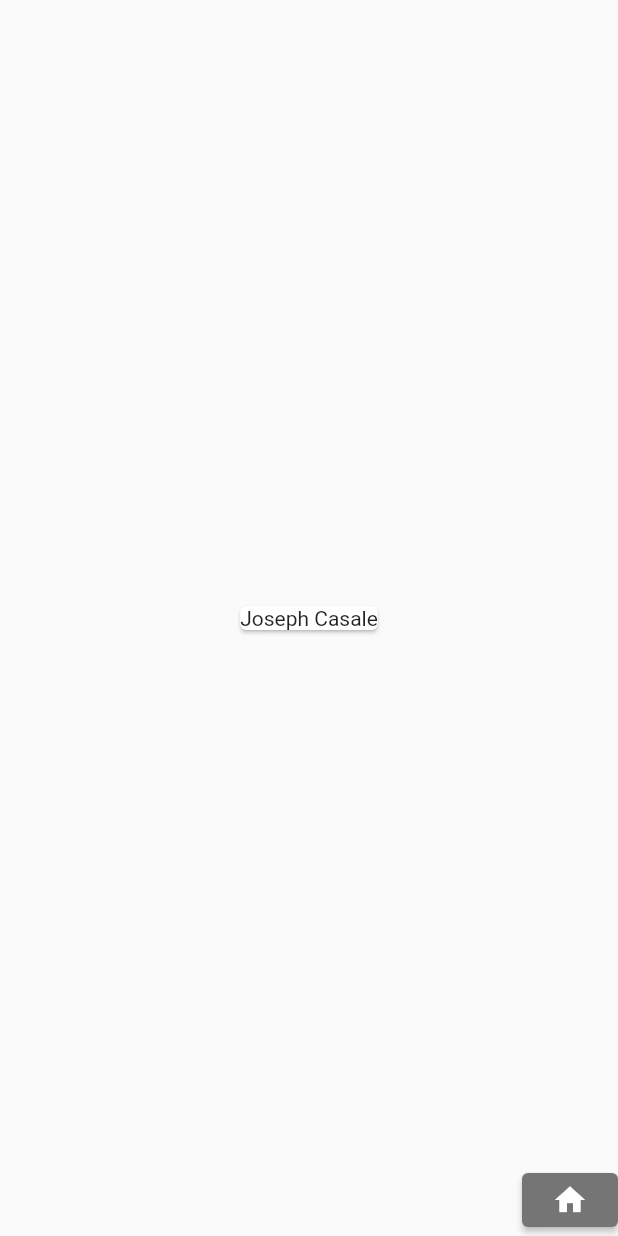
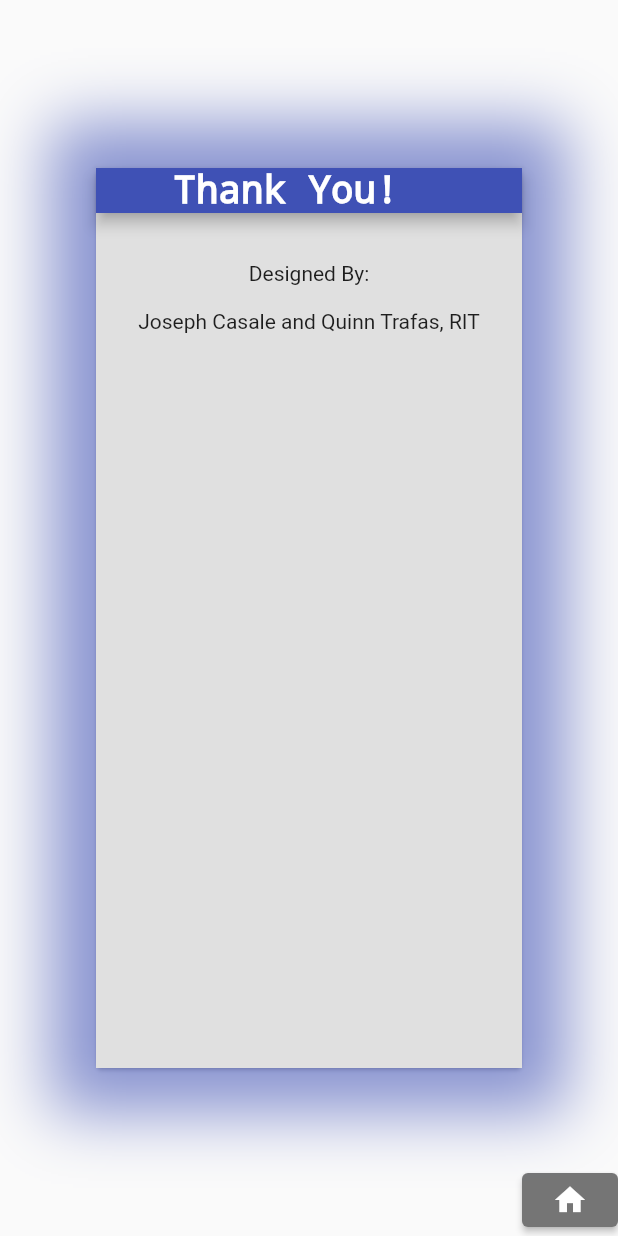
Before and after one commit to rit-sse/pictionFlow, a Flutter app: the screen it shows after launch, after a tap on the "info" icon, on a phone screen of 412 x 824 dp. Run offline on Flutter 3.47's test engine with Material 2 defaults, Android fonts, the phone set to English and light mode, and no system bars; drawn by our look-alikes of flip_card; our stand-ins replace animated_splash_screen, auto_size_text, page_transition.

Commit message:
making the credit card a little more interesting

```diff
--- /dev/null
+++ b/app/pictionFlow/lib/CreditWidget.dart
@@ -0,0 +1,51 @@
+import 'package:flutter/cupertino.dart';
+import 'package:flutter/material.dart';
+
+class CreditWidget extends StatelessWidget {
+  String title;
+  String content;
+  CreditWidget(String title, String content) {
+    this.title = title;
+    this.content = content;
+  }
+  @override
+  Widget build(BuildContext context) {
+    return Container(
+      child: Column(
+        children: [
+          AppBar(
+            toolbarHeight: 30,
+            title: RichText(
+                text: TextSpan(
+              text: this.title,
+              children: [
+                TextSpan(
+                  text: 'Thank You!',
+                  style: TextStyle(
+                      fontWeight: FontWeight.bold,
+                      fontSize: 25,
+                      fontFamily: "courier"),
+                ),
+              ],
+            )),
+          ),
+          Text("\n"),
+          Text("Designed By:\n"),
+          Text("Joseph Casale and Quinn Trafas, RIT\n"),
+        ],
+      ),
+      width: 300,
+      height: 600,
+      decoration: new BoxDecoration(
+        color: Colors.grey[300],
+        boxShadow: [
+          BoxShadow(
+            color: Theme.of(context).accentColor.withOpacity(.6),
+            blurRadius: 35.0,
+            spreadRadius: 30.0,
+          ),
+        ],
+      ),
+    );
+  }
+}
--- a/app/pictionFlow/lib/infoScreen.dart
+++ b/app/pictionFlow/lib/infoScreen.dart
@@ -2,6 +2,7 @@ import 'package:flutter/cupertino.dart';
 import 'package:flutter/material.dart';
 import 'package:flip_card/flip_card.dart';
 import 'package:flutter/physics.dart';
+import 'package:pictionFlow/CreditWidget.dart';
 import 'package:pictionFlow/homePage.dart';
 
 class InfoScreen extends StatelessWidget {
@@ -27,7 +28,7 @@ class InfoScreen extends StatelessWidget {
           ),
           Container(
             alignment: Alignment.center,
-            child: PhysicsCardDragDemo(),
+            child: PhysicsCardDrag(),
             padding: EdgeInsets.all(60.0),
           )
           //PhysicsCardDragDemo(),
@@ -37,13 +38,15 @@ class InfoScreen extends StatelessWidget {
   }
 }
 
-class PhysicsCardDragDemo extends StatelessWidget {
+class PhysicsCardDrag extends StatelessWidget {
   @override
   Widget build(BuildContext context) {
     return Scaffold(
       body: DraggableCard(
-        child:
-            FlipCard(front: Text("Joseph Casale"), back: Text("Quinn Trafas")),
+        child: FlipCard(
+            front:
+                CreditWidget("\t\t\t\t\t\t\t\t", "Joseph Casale, Quinn Trafas"),
+            back: Text("Wow I'm a back")),
       ),
     );
   }
```
